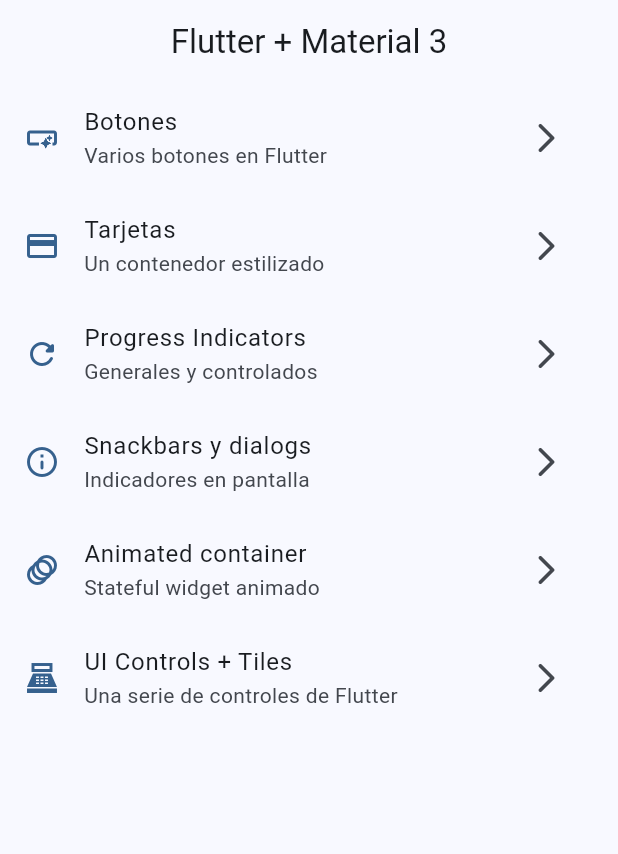
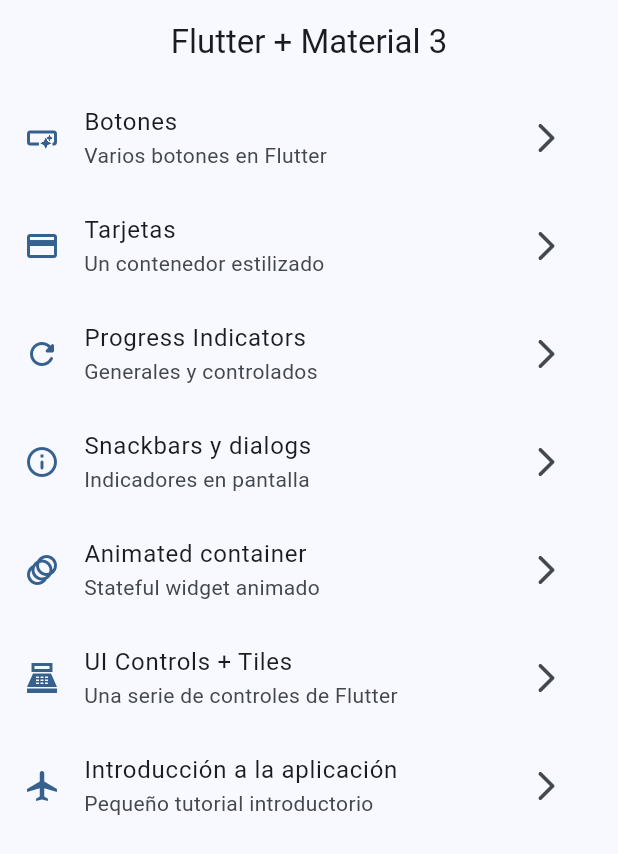
Before and after one commit to ManuelNZ20/widgets_app, a Flutter app: the screen it shows after launch, on a phone screen of 412 x 824 dp. Shown: the top 854 px of the screen. Run offline on Flutter 3.47's test engine with Material 3 defaults, Android fonts, the phone set to English and light mode, and no system bars; our stand-ins replace flutter_riverpod, go_router.

Commit message:
modified menu_items

```diff
--- a/lib/config/constants/app_menu_items.dart
+++ b/lib/config/constants/app_menu_items.dart
@@ -40,4 +40,10 @@ const appMenuItems = <MenuItem>[
     link: '/ui-controls',
     icon: Icons.point_of_sale_sharp,
   ),
+  MenuItem(
+    title: 'Introducción a la aplicación',
+    subTitle: 'Pequeño tutorial introductorio',
+    link: '/tutorial',
+    icon: Icons.airplanemode_on_sharp,
+  ),
 ];
--- a/lib/config/router/app_router.dart
+++ b/lib/config/router/app_router.dart
@@ -42,6 +42,11 @@ final appRouterProvider = Provider<GoRouter>((ref) {
         name: UiControlsScreen.name,
         builder: (context, state) => const UiControlsScreen(),
       ),
+      GoRoute(
+        path: '/tutorial',
+        name: AppTutorialScreen.name,
+        builder: (context, state) => const AppTutorialScreen(),
+      ),
     ],
   );
   return appRouter;
```
Also changed, not shown: pubspec.yaml (+5 -2 lines).
